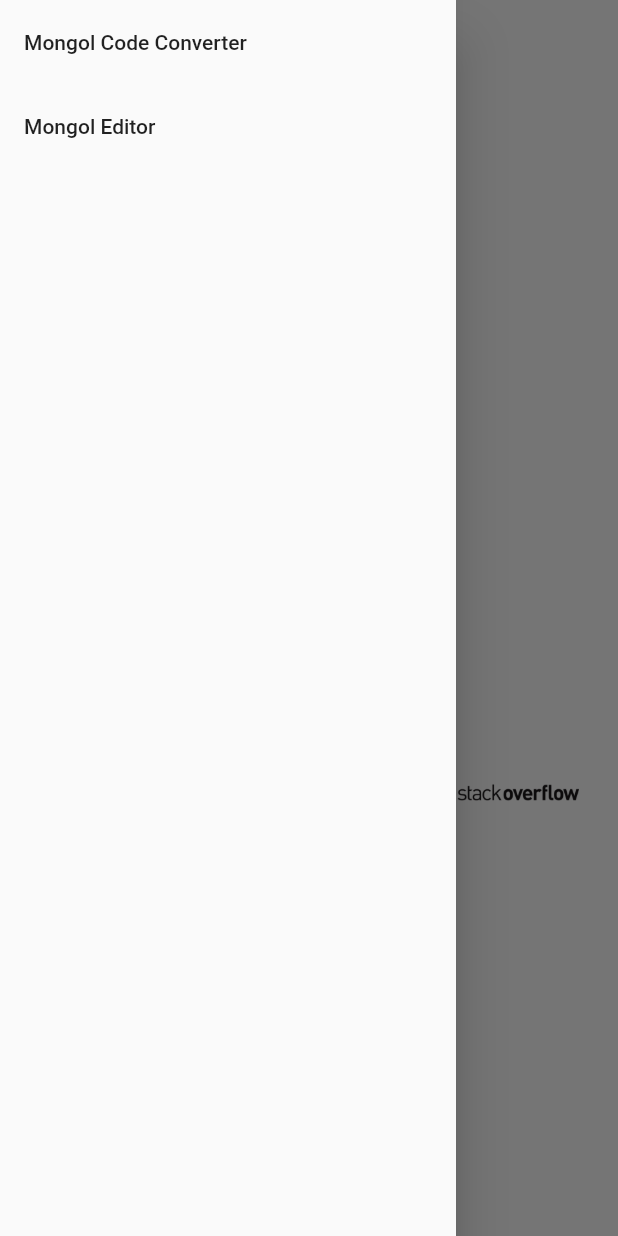
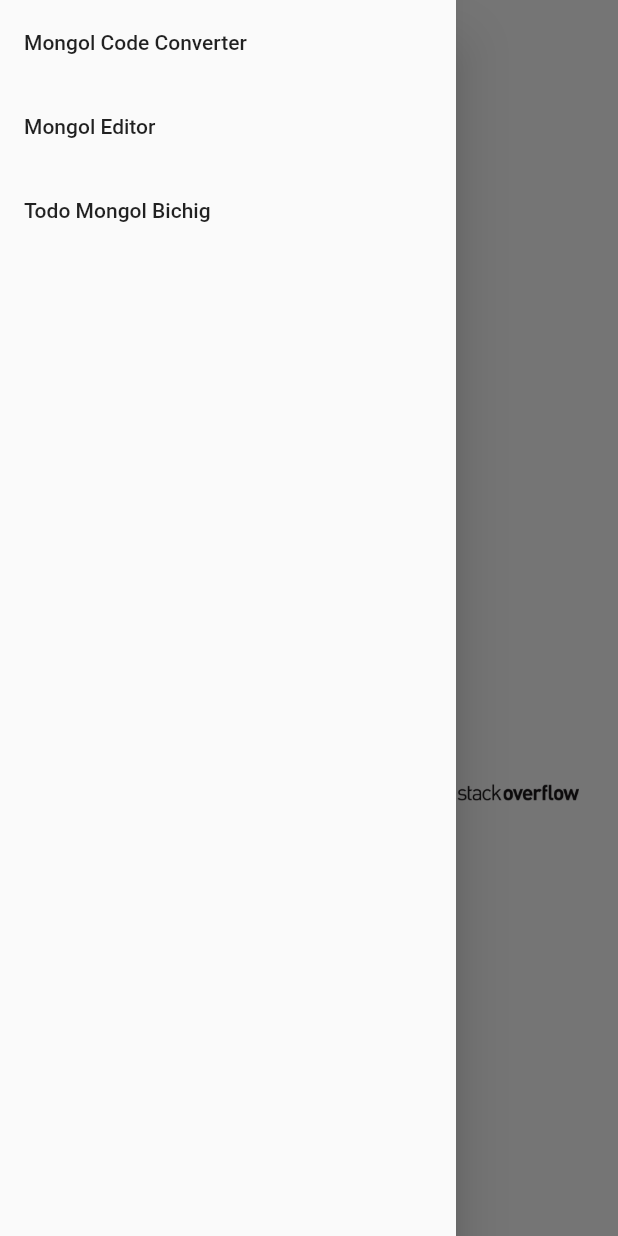
Before and after one commit to suragch/flutter_portfolio, a Flutter app: the screen it shows after launch, in the side drawer, after a tap on "Mongol Editor", on a phone screen of 412 x 824 dp. Run offline on Flutter 3.47's test engine with Material 2 defaults, Android fonts, the phone set to English and light mode, and no system bars; missing offline and left inert: dart:html.

Commit message:
fixed menu items

```diff
--- a/lib/main.dart
+++ b/lib/main.dart
@@ -42,7 +42,14 @@ class MyHomePage extends StatelessWidget {
               title: Text('Mongol Editor'),
               onTap: () => html.window.open(
                 'https://suragch.dev/apps/mongoleditor/',
-                'Mongol Code Converter',
+                'Mongol Editor',
+              ),
+            ),
+            ListTile(
+              title: Text('Todo Mongol Bichig'),
+              onTap: () => html.window.open(
+                'https://suragch.dev/apps/todo_editor/',
+                'Todo Mongol Bichig',
               ),
             )
           ],
--- a/pubspec.yaml
+++ b/pubspec.yaml
@@ -1,7 +1,7 @@
 name: suragch
 description: Suragch's Portfolio
 
-publish_to: 'none' # Remove this line if you wish to publish to pub.dev
+publish_to: 'none'
 
 version: 1.0.0+1
 
```
